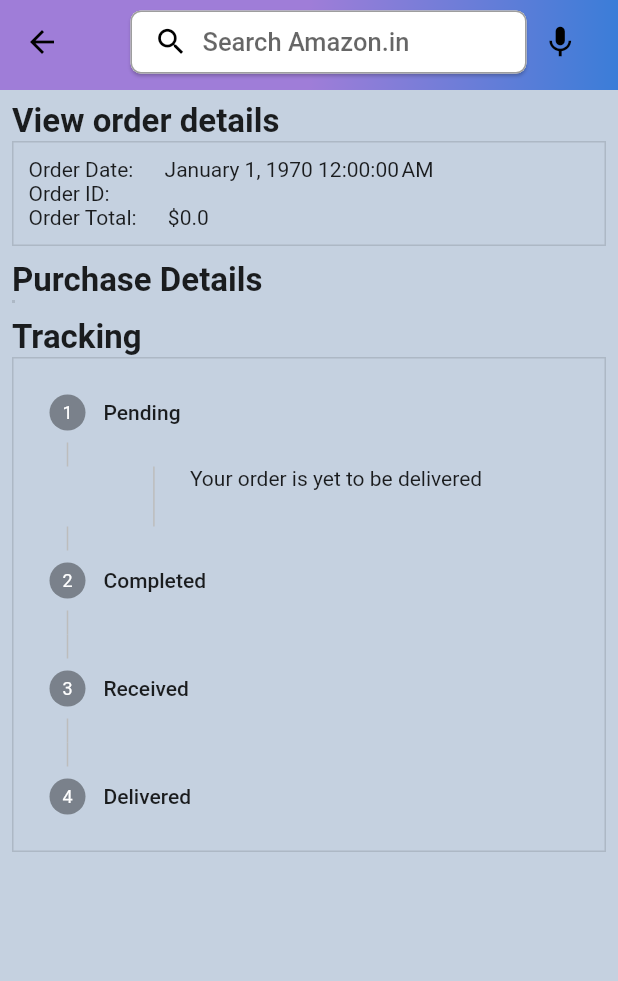
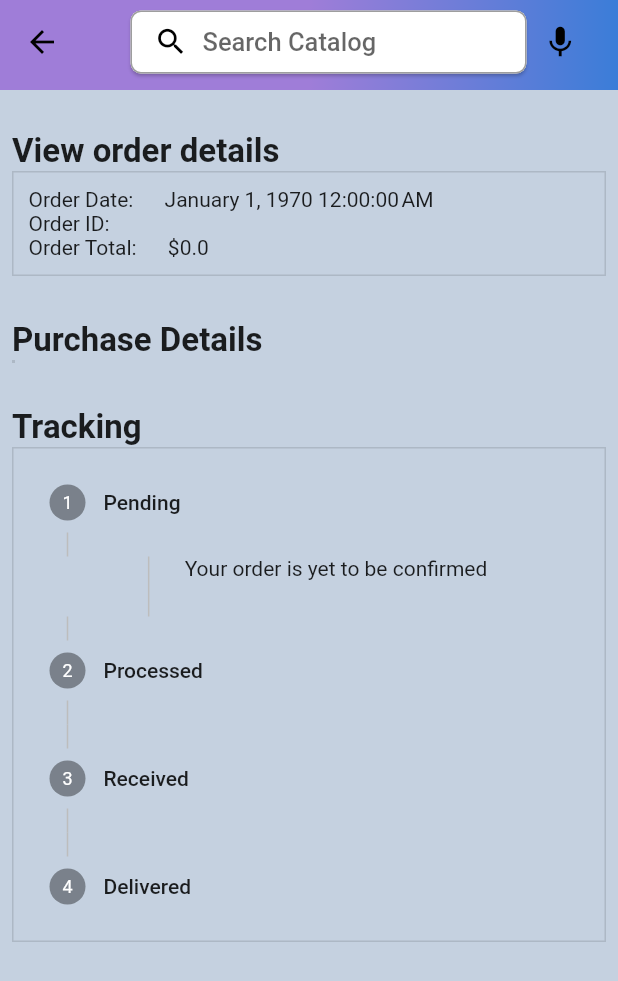
Before and after one commit to dunkerbunker/Ecom-flutter, a Flutter app: the OrderDetailScreen screen opened directly with empty values, on a phone screen of 412 x 824 dp. Shown: the top 981 px of the screen. Run offline on Flutter 3.47's test engine with Material 2 defaults, Android fonts, the phone set to English and light mode, and no system bars; our stand-ins replace badges, carousel_slider, charts_flutter, dotted_border, file_picker, flutter_rating_bar and 1 more; missing offline and left inert: cloudinary_public, pay; accounts and stored records are empty; network calls fail.

Commit message:
woooo done?

```diff
--- a/lib/features/admin/screens/orders_screen.dart
+++ b/lib/features/admin/screens/orders_screen.dart
@@ -31,7 +31,9 @@ class _OrdersScreenState extends State<OrdersScreen> {
   Widget build(BuildContext context) {
     return orders == null
         ? const Loader()
-        : GridView.builder(
+        : Padding(
+            padding: const EdgeInsets.only(top: 30, left: 10, right: 10),
+            child: GridView.builder(
               itemCount: orders!.length,
               gridDelegate: const SliverGridDelegateWithFixedCrossAxisCount(
                   crossAxisCount: 2),
@@ -53,6 +55,7 @@ class _OrdersScreenState extends State<OrdersScreen> {
                   ),
                 );
               },
+            ),
           );
   }
 }
--- a/lib/features/admin/services/admin_services.dart
+++ b/lib/features/admin/services/admin_services.dart
@@ -24,7 +24,6 @@ class AdminServices {
     required String category,
     required List<File> images,
   }) async {
-
     final userProvider = Provider.of<UserProvider>(context, listen: false);
 
     try {
@@ -72,13 +71,13 @@ class AdminServices {
 
   // get products
   Future<List<Product>> fetchAllProducts(BuildContext context) async {
-
     final userProvider = Provider.of<UserProvider>(context, listen: false);
 
     List<Product> productList = [];
 
     try {
-      http.Response res = await http.get(Uri.parse('$uri/admin/get-products'), headers: {
+      http.Response res =
+          await http.get(Uri.parse('$uri/admin/get-products'), headers: {
         'Content-Type': 'application/json; charset=UTF-8',
         'x-auth-token': userProvider.user.token,
       });
--- a/lib/features/order_details/screens/order_details_screen.dart
+++ b/lib/features/order_details/screens/order_details_screen.dart
@@ -34,7 +34,7 @@ class _OrderDetailScreenState extends State<OrderDetailScreen> {
     currentStep = widget.order.status;
   }
 
-  //  !!!ONLY FOR ADMIN!!!
+  //  !!!ADMIN!!!
   void changeOrderStatus(int status) {
     adminServices.changeOrderStatus(
       context: context,
@@ -105,7 +105,7 @@ class _OrderDetailScreenState extends State<OrderDetailScreen> {
                             width: 1,
                           ),
                         ),
-                        hintText: 'Search Amazon.in',
+                        hintText: 'Search Catalog',
                         hintStyle: const TextStyle(
                           fontWeight: FontWeight.w500,
                           fontSize: 17,
@@ -131,6 +131,7 @@ class _OrderDetailScreenState extends State<OrderDetailScreen> {
           child: Column(
             crossAxisAlignment: CrossAxisAlignment.start,
             children: [
+              const SizedBox(height: 20),
               const Text(
                 'View order details',
                 style: TextStyle(
@@ -153,12 +154,12 @@ class _OrderDetailScreenState extends State<OrderDetailScreen> {
                       DateTime.fromMillisecondsSinceEpoch(
                           widget.order.orderedAt),
                     )}'),
-                    Text('Order ID:          ${widget.order.id}'),
+                    Text('Order ID:           ${widget.order.id}'),
                     Text('Order Total:      \$${widget.order.totalPrice}'),
                   ],
                 ),
               ),
-              const SizedBox(height: 10),
+              const SizedBox(height: 30),
               const Text(
                 'Purchase Details',
                 style: TextStyle(
@@ -185,6 +186,8 @@ class _OrderDetailScreenState extends State<OrderDetailScreen> {
                           ),
                           const SizedBox(width: 5),
                           Expanded(
+                            child: Padding(
+                              padding: const EdgeInsets.only(left: 15.0),
                               child: Column(
                                 crossAxisAlignment: CrossAxisAlignment.start,
                                 children: [
@@ -197,10 +200,12 @@ class _OrderDetailScreenState extends State<OrderDetailScreen> {
                                     maxLines: 2,
                                     overflow: TextOverflow.ellipsis,
                                   ),
+                                  const SizedBox(height: 10),
                                   Text(
                                     'Qty: ${widget.order.quantity[i]}',
                                   ),
                                 ],
+                              ),
                             ),
                           ),
                         ],
@@ -208,7 +213,7 @@ class _OrderDetailScreenState extends State<OrderDetailScreen> {
                   ],
                 ),
               ),
-              const SizedBox(height: 10),
+              const SizedBox(height: 30),
               const Text(
                 'Tracking',
                 style: TextStyle(
@@ -226,9 +231,12 @@ class _OrderDetailScreenState extends State<OrderDetailScreen> {
                   currentStep: currentStep,
                   controlsBuilder: (context, details) {
                     if (user.type == 'admin') {
-                      return CustomButton(
+                      return Padding(
+                        padding: const EdgeInsets.only(top: 15),
+                        child: CustomButton(
                           text: 'Done',
                           onTap: () => changeOrderStatus(details.currentStep),
+                        ),
                       );
                     }
                     return const SizedBox();
@@ -237,7 +245,7 @@ class _OrderDetailScreenState extends State<OrderDetailScreen> {
                     Step(
                       title: const Text('Pending'),
                       content: const Text(
-                        'Your order is yet to be delivered',
+                        'Your order is yet to be confirmed',
                       ),
                       isActive: currentStep > 0,
                       state: currentStep > 0
@@ -245,9 +253,9 @@ class _OrderDetailScreenState extends State<OrderDetailScreen> {
                           : StepState.indexed,
                     ),
                     Step(
-                      title: const Text('Completed'),
+                      title: const Text('Processed'),
                       content: const Text(
-                        'Your order has been delivered, you are yet to sign.',
+                        'Your order has been processed',
                       ),
                       isActive: currentStep > 1,
                       state: currentStep > 1
```
Also changed, not shown: lib/features/address/screens/address_screen.dart (+26 -3 lines), lib/features/admin/screens/analytics_screen.dart (+20 -5 lines), lib/features/admin/widgets/category_products_chart.dart (+6 -4 lines). Lines whose indentation alone changed are shown as unchanged.
